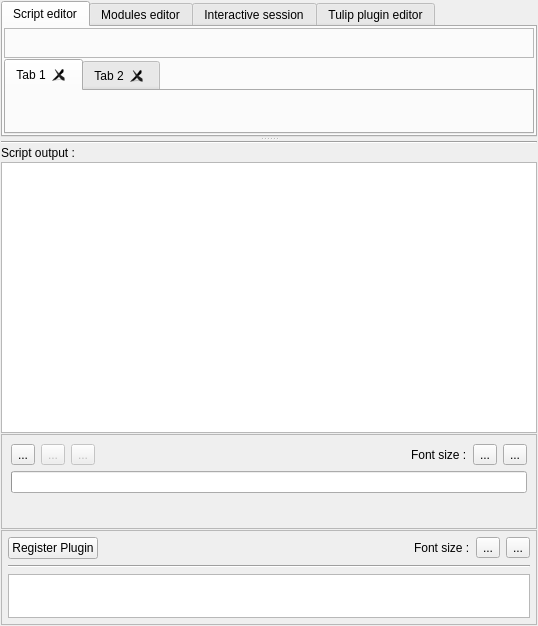
Qt form plugins/view/pythonscriptview/PythonScriptViewWidget.ui (vadivelselvaraj/TulipGLImprovement) before a commit.
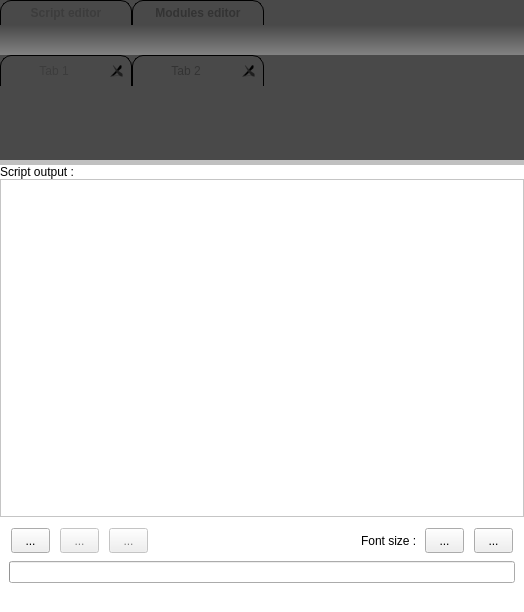
The same form after that commit. The open tabs and pages were chosen to show the change. Icons and pictures are not drawn. Custom widgets are drawn as their Qt base class.

Commit message: - important update related to Python features :    * Python is now required to build Tulip    * upgrade SIP to version 4.14    * lot of code refactoring and reorganisation of the library/tulip-python folder    * add a new library called tulip-python containing the Python interpreter plus some Python related Qt widgets    * the Python script view uses new stylesheets for a better integration in the Tulip workspace    * integrate a Python REPL and a Python plugin IDE to the Graph Perspective

```diff
--- a/plugins/view/pythonscriptview/PythonScriptViewWidget.ui
+++ b/plugins/view/pythonscriptview/PythonScriptViewWidget.ui
@@ -1,13 +1,13 @@
 <?xml version="1.0" encoding="UTF-8"?>
 <ui version="4.0">
- <class>PythonScriptViewWidgetData</class>
- <widget class="QWidget" name="PythonScriptViewWidgetData">
+ <class>PythonScriptViewWidget</class>
+ <widget class="QWidget" name="PythonScriptViewWidget">
   <property name="geometry">
    <rect>
     <x>0</x>
     <y>0</y>
-    <width>538</width>
-    <height>626</height>
+    <width>524</width>
+    <height>612</height>
    </rect>
   </property>
   <property name="sizePolicy">
@@ -19,19 +19,121 @@
   <property name="windowTitle">
    <string>Form</string>
   </property>
+  <property name="styleSheet">
+   <string notr="true">QTabBar::tab {
+   color: #333;
+border: 1px solid #000;
+border-top-left-radius: 11px;
+border-top-right-radius: 11px;
+border-bottom: none;
+padding: 5px;
+background: qradialgradient(cx: 0.3, cy: -0.4,
+fx: 0.3, fy: -0.4,
+radius: 1.35, stop: 0 #fff, stop: 1 #888);
+min-width:120px;
+font:bold;
+}
+
+QTabBar::tab:hover {
+    background: qradialgradient(cx: 0.3, cy: -0.4,
+fx: 0.3, fy: -0.4,
+radius: 1.35, stop: 0 #fff, stop: 1 #bbb);
+}
+
+QTabBar::tab:selected {
+    background-color: qlineargradient(x1: 0, y1: 0, x2: 0, y2: 1,
+    stop: 0 #EFEFEF, stop: 1 #EEEEEE);
+    color: #3c3c3c;
+}
+
+
+
+QSplitter::handle {
+background-color: #C0C0C0;
+border-width:0px;
+}
+
+QPushButton, QComboBox, QToolButton {
+border-image: url(:/tulip/gui/ui/btn_26.png) 4;
+border-width: 4;
+padding: 0px 6px;
+font-size: 12px;
+}
+
+QPushButton::flat {
+border-image: none;
+border-width: 4;
+padding: 0px 6px;
+font-size: 12px;
+background-color: transparent;
+}
+
+QPushButton, QComboBox, QLabel, QToolButton {
+color: black;
+}
+
+QPushButton:hover, QComboBox:hover, QToolButton:hover {
+border-image: url(:/tulip/gui/ui/btn_26_hover.png) 4;
+}
+
+QPushButton:disabled, QComboBox::disabled, QToolButton::disabled {
+color:gray;
+}
+
+QPushButton:pressed, QToolButton:pressed{
+border-image: url(:/tulip/gui/ui/btn_26_pressed.png) 4;
+}
+
+QPushButton::menu-indicator{
+subcontrol-origin: margin;
+subcontrol-position: center right;
+right: 4px;
+}
+
+QPushButton, QToolButton {
+outline: none;
+margin: 2
+}
+
+QComboBox::down-arrow {
+image: url(:/tulip/gui/ui/combobox_arrow.png);
+}
+
+QComboBox:drop-down {
+subcontrol-origin: padding;
+subcontrol-position: top right;
+border-left-style: none; 
+border-top-right-radius: 1px;
+border-bottom-right-radius: 1px;
+}
+</string>
+  </property>
   <layout class="QVBoxLayout" name="verticalLayout_7">
    <property name="spacing">
-    <number>1</number>
+    <number>0</number>
    </property>
    <property name="margin">
-    <number>1</number>
+    <number>0</number>
    </property>
    <item>
     <widget class="QSplitter" name="splitter">
+     <property name="styleSheet">
+      <string notr="true">QSplitter, QFrame {
+background-color:rgba(73, 73, 73, 255);
+}
+
+</string>
+     </property>
      <property name="orientation">
       <enum>Qt::Vertical</enum>
      </property>
-     <widget class="QTabWidget" name="tabWidget">
+     <property name="opaqueResize">
+      <bool>true</bool>
+     </property>
+     <property name="handleWidth">
+      <number>5</number>
+     </property>
+     <widget class="PythonTabWidget" name="tabWidget">
       <property name="sizePolicy">
        <sizepolicy hsizetype="Preferred" vsizetype="Preferred">
         <horstretch>0</horstretch>
@@ -45,21 +147,32 @@
        </size>
       </property>
       <property name="styleSheet">
-       <string notr="true"/>
+       <string notr="true">QTabWidget::pane { /* The tab widget frame */
+     border-top: none;
+
+ }
+
+</string>
       </property>
       <property name="currentIndex">
-       <number>3</number>
+       <number>0</number>
       </property>
       <widget class="QWidget" name="tab">
+       <property name="styleSheet">
+        <string notr="true">#tab {
+     background-color:rgba(73, 73, 73, 255);
+}
+</string>
+       </property>
        <attribute name="title">
         <string>Script editor</string>
        </attribute>
        <layout class="QVBoxLayout" name="verticalLayout">
         <property name="spacing">
-         <number>1</number>
+         <number>0</number>
         </property>
         <property name="margin">
-         <number>1</number>
+         <number>0</number>
         </property>
         <item>
          <widget class="QFrame" name="mainScriptToolBarWidget">
@@ -69,6 +182,65 @@
             <height>30</height>
            </size>
           </property>
+          <property name="styleSheet">
+           <string notr="true">QFrame {
+	border-top: black;
+	border-bottom: black;
+	border-right: black;
+	border-left: black;
+	background-color: qlineargradient(spread:pad, x1:0, y1:0, x2:0, y2:1, stop:0 rgba(73, 73, 73, 255), stop:1 rgba(130, 130, 130, 255));
+}
+
+QToolButton {
+	border-image:none;
+	border-top: 1px solid rgba(0,0,0,0);
+	border-bottom: 1px solid rgba(0,0,0,0);
+	border-left: 0px solid rgba(0,0,0,0);
+	border-right: 0px solid rgba(0,0,0,0);
+	color: white;
+	font: bold 10px;
+	height:20px;
+    background-color: rgba(0,0,0,0);
+}
+
+QToolButton:hover {
+	border-image:none;
+	background-color: qlineargradient(spread:pad, x1:0, y1:0, x2:1, y2:0, 
+    stop:0 rgba(93, 93, 93, 255), 
+    stop:1 rgba(150, 150, 150, 255));
+	border-top: 1px solid qlineargradient(x1: 0, y1: 0, x2: 1, y2: 0,
+	stop: 0.0 rgba(0,0,0,0),
+	stop: 0.4 rgba(170,170,170,255),
+	stop: 0.5 rgba(170,170,170,255),
+	stop: 1.0 rgba(0,0,0,0));
+	border-bottom: 1px solid qlineargradient(x1: 0, y1: 0, x2: 1, y2: 0,
+	stop: 0.0 rgba(0,0,0,0),
+	stop: 0.4 rgba(170,170,170,255),
+	stop: 0.5 rgba(170,170,170,255),
+	stop: 1.0 rgba(0,0,0,0));
+}
+
+QToolButton:checked, QToolButton:checked:pressed, QToolButton:pressed {
+	border-image:none;
+	color: black;
+    background-color: qlineargradient(spread:pad, x1:0, y1:0, x2:1, y2:0, 
+    stop:0 rgba(198, 198, 198, 255), 
+    stop:1 rgba(255, 255, 255, 255));
+	border-top: 1px solid rgba(70,70,70);
+	border-bottom: 1px solid rgba(70,70,70);
+}
+
+QPushButton::pressed {
+	border-image:none;
+	background-color: qlineargradient(spread:pad, x1:0, y1:0, x2:1, y2:0, stop:0 rgba(53, 53, 53, 255), stop:1 rgba(120, 120, 120, 255));
+	border-top: 1px solid rgba(70,70,70);
+	border-bottom: 1px solid rgba(70,70,70);
+}
+
+QToolButton:pressed {
+	border-image:none;
+}</string>
+          </property>
           <property name="frameShape">
            <enum>QFrame::StyledPanel</enum>
           </property>
@@ -78,7 +250,19 @@
          </widget>
         </item>
         <item>
-         <widget class="QTabWidget" name="mainScriptsTabWidget">
+         <widget class="tlp::PythonEditorsTabWidget" name="mainScriptsTabWidget">
+          <property name="styleSheet">
+           <string notr="true">QTabBar::tab {
+font:normal;
+}
+
+QTabWidget::pane { /* The tab widget frame */
+     border-top: none;
+ }
+
+
+</string>
+          </property>
           <property name="tabsClosable">
            <bool>true</bool>
           </property>
@@ -100,15 +284,20 @@
        </layout>
       </widget>
       <widget class="QWidget" name="tab_2">
+       <property name="styleSheet">
+        <string notr="true">#tab_2 { /* The tab widget frame */
+     background-color:rgba(73, 73, 73, 255);
+}</string>
+       </property>
        <attribute name="title">
         <string>Modules editor</string>
        </attribute>
        <layout class="QVBoxLayout" name="verticalLayout_4">
         <property name="spacing">
-         <number>1</number>
+         <number>0</number>
         </property>
         <property name="margin">
-         <number>1</number>
+         <number>0</number>
         </property>
         <item>
          <widget class="QFrame" name="modulesToolBarWidget">
@@ -118,6 +307,65 @@
             <height>30</height>
            </size>
           </property>
+          <property name="styleSheet">
+           <string notr="true">QFrame {
+	border-top: black;
+	border-bottom: black;
+	border-right: black;
+	border-left: black;
+	background-color: qlineargradient(spread:pad, x1:0, y1:0, x2:0, y2:1, stop:0 rgba(73, 73, 73, 255), stop:1 rgba(130, 130, 130, 255));
+}
+
+QToolButton {
+	border-image:none;
+	border-top: 1px solid rgba(0,0,0,0);
+	border-bottom: 1px solid rgba(0,0,0,0);
+	border-left: 0px solid rgba(0,0,0,0);
+	border-right: 0px solid rgba(0,0,0,0);
+	color: white;
+	font: bold 10px;
+	height:20px;
+    background-color: rgba(0,0,0,0);
+}
+
+QToolButton:hover {
+	border-image:none;
+	background-color: qlineargradient(spread:pad, x1:0, y1:0, x2:1, y2:0, 
+    stop:0 rgba(93, 93, 93, 255), 
+    stop:1 rgba(150, 150, 150, 255));
+	border-top: 1px solid qlineargradient(x1: 0, y1: 0, x2: 1, y2: 0,
+	stop: 0.0 rgba(0,0,0,0),
+	stop: 0.4 rgba(170,170,170,255),
+	stop: 0.5 rgba(170,170,170,255),
+	stop: 1.0 rgba(0,0,0,0));
+	border-bottom: 1px solid qlineargradient(x1: 0, y1: 0, x2: 1, y2: 0,
+	stop: 0.0 rgba(0,0,0,0),
+	stop: 0.4 rgba(170,170,170,255),
+	stop: 0.5 rgba(170,170,170,255),
+	stop: 1.0 rgba(0,0,0,0));
+}
+
+QToolButton:checked, QToolButton:checked:pressed, QToolButton:pressed {
+	border-image:none;
+	color: black;
+    background-color: qlineargradient(spread:pad, x1:0, y1:0, x2:1, y2:0, 
+    stop:0 rgba(198, 198, 198, 255), 
+    stop:1 rgba(255, 255, 255, 255));
+	border-top: 1px solid rgba(70,70,70);
+	border-bottom: 1px solid rgba(70,70,70);
+}
+
+QPushButton::pressed {
+	border-image:none;
+	background-color: qlineargradient(spread:pad, x1:0, y1:0, x2:1, y2:0, stop:0 rgba(53, 53, 53, 255), stop:1 rgba(120, 120, 120, 255));
+	border-top: 1px solid rgba(70,70,70);
+	border-bottom: 1px solid rgba(70,70,70);
+}
+
+QToolButton:pressed {
+	border-image:none;
+}</string>
+          </property>
           <property name="frameShape">
            <enum>QFrame::StyledPanel</enum>
           </property>
@@ -127,7 +375,16 @@
          </widget>
         </item>
         <item>
-         <widget class="QTabWidget" name="modulesTabWidget">
+         <widget class="tlp::PythonEditorsTabWidget" name="modulesTabWidget">
+          <property name="styleSheet">
+           <string notr="true">QTabWidget::pane { /* The tab widget frame */
+     border-top: none;
+ }
+
+QTabBar::tab {
+font:normal;
+}</string>
+          </property>
           <property name="currentIndex">
            <number>0</number>
           </property>
@@ -151,93 +408,21 @@
         </item>
        </layout>
       </widget>
-      <widget class="QWidget" name="tab_7">
-       <attribute name="title">
-        <string>Interactive session</string>
-       </attribute>
-       <layout class="QVBoxLayout" name="verticalLayout_5">
-        <property name="spacing">
-         <number>1</number>
-        </property>
-        <property name="margin">
-         <number>1</number>
-        </property>
-        <item>
-         <widget class="PythonShellWidget" name="pythonShellWidget" native="true"/>
-        </item>
-       </layout>
-      </widget>
-      <widget class="QWidget" name="tab_8">
-       <property name="enabled">
-        <bool>true</bool>
-       </property>
-       <attribute name="title">
-        <string>Tulip plugin editor</string>
-       </attribute>
-       <layout class="QVBoxLayout" name="verticalLayout_8">
-        <property name="spacing">
-         <number>1</number>
-        </property>
-        <property name="margin">
-         <number>1</number>
-        </property>
-        <item>
-         <widget class="QFrame" name="pluginsToolBarWidget">
-          <property name="minimumSize">
-           <size>
-            <width>0</width>
-            <height>30</height>
-           </size>
-          </property>
-          <property name="frameShape">
-           <enum>QFrame::StyledPanel</enum>
-          </property>
-          <property name="frameShadow">
-           <enum>QFrame::Raised</enum>
-          </property>
-          <zorder>pluginsTabWidget</zorder>
-         </widget>
-        </item>
-        <item>
-         <widget class="QTabWidget" name="pluginsTabWidget">
-          <property name="currentIndex">
-           <number>0</number>
-          </property>
-          <property name="tabsClosable">
-           <bool>true</bool>
-          </property>
-          <property name="movable">
-           <bool>true</bool>
-          </property>
-          <widget class="QWidget" name="tab_9">
-           <attribute name="title">
-            <string>Tab 1</string>
-           </attribute>
-          </widget>
-          <widget class="QWidget" name="tab_10">
-           <attribute name="title">
-            <string>Tab 2</string>
-           </attribute>
-          </widget>
-         </widget>
-        </item>
-       </layout>
-      </widget>
      </widget>
      <widget class="QWidget" name="layoutWidget">
       <layout class="QVBoxLayout" name="verticalLayout_2">
        <property name="spacing">
-        <number>2</number>
+        <number>0</number>
        </property>
-       <item>
-        <widget class="Line" name="line">
-         <property name="orientation">
-          <enum>Qt::Horizontal</enum>
-         </property>
-        </widget>
-       </item>
        <item>
         <widget class="QLabel" name="label">
+         <property name="styleSheet">
+          <string notr="true">background-color:white;
+</string>
+         </property>
+         <property name="lineWidth">
+          <number>1</number>
+         </property>
          <property name="text">
           <string>Script output :</string>
          </property>
@@ -245,6 +430,11 @@
        </item>
        <item>
         <widget class="QTextBrowser" name="consoleOutputWidget">
+         <property name="styleSheet">
+          <string notr="true">QFrame {
+background-color: white;
+}</string>
+         </property>
          <property name="openLinks">
           <bool>false</bool>
          </property>
@@ -268,8 +458,13 @@
        <height>95</height>
       </size>
      </property>
+     <property name="styleSheet">
+      <string notr="true">QFrame {
+background-color: white;
+}</string>
+     </property>
      <property name="frameShape">
-      <enum>QFrame::StyledPanel</enum>
+      <enum>QFrame::NoFrame</enum>
      </property>
      <property name="frameShadow">
       <enum>QFrame::Raised</enum>
@@ -398,114 +593,19 @@
      </layout>
     </widget>
    </item>
-   <item>
-    <widget class="QFrame" name="pluginControlFrame">
-     <property name="enabled">
-      <bool>true</bool>
-     </property>
-     <property name="minimumSize">
-      <size>
-       <width>0</width>
-       <height>95</height>
-      </size>
-     </property>
-     <property name="maximumSize">
-      <size>
-       <width>16777215</width>
-       <height>95</height>
-      </size>
-     </property>
-     <property name="frameShape">
-      <enum>QFrame::StyledPanel</enum>
-     </property>
-     <property name="frameShadow">
-      <enum>QFrame::Raised</enum>
-     </property>
-     <layout class="QVBoxLayout" name="verticalLayout_6">
-      <property name="margin">
-       <number>6</number>
-      </property>
-      <item>
-       <layout class="QHBoxLayout" name="horizontalLayout">
-        <item>
-         <widget class="QPushButton" name="registerPluginButton">
-          <property name="text">
-           <string>Register Plugin</string>
-          </property>
-         </widget>
-        </item>
-        <item>
-         <widget class="QLabel" name="pluginStatusLabel">
-          <property name="sizePolicy">
-           <sizepolicy hsizetype="Expanding" vsizetype="Preferred">
-            <horstretch>0</horstretch>
-            <verstretch>0</verstretch>
-           </sizepolicy>
-          </property>
-          <property name="text">
-           <string/>
-          </property>
-         </widget>
-        </item>
-        <item>
-         <widget class="QLabel" name="label_3">
-          <property name="text">
-           <string>Font size :</string>
-          </property>
-         </widget>
-        </item>
-        <item>
-         <widget class="QToolButton" name="decreaseFontSizeButton2">
-          <property name="text">
-           <string>...</string>
-          </property>
-          <property name="icon">
-           <iconset>
-            <normaloff>:/icons/round_minus.png</normaloff>:/icons/round_minus.png</iconset>
-          </property>
-         </widget>
-        </item>
-        <item>
-         <widget class="QToolButton" name="increaseFontSizeButton2">
-          <property name="text">
-           <string>...</string>
-          </property>
-          <property name="icon">
-           <iconset>
-            <normaloff>:/icons/round_plus.png</normaloff>:/icons/round_plus.png</iconset>
-          </property>
-         </widget>
-        </item>
-       </layout>
-      </item>
-      <item>
-       <widget class="Line" name="line_2">
-        <property name="orientation">
-         <enum>Qt::Horizontal</enum>
-        </property>
-       </widget>
-      </item>
-      <item>
-       <layout class="QHBoxLayout" name="horizontalLayout_3">
-        <item>
-         <widget class="QPlainTextEdit" name="pluginsInfosWidget">
-          <property name="readOnly">
-           <bool>true</bool>
-          </property>
-         </widget>
-        </item>
-       </layout>
-      </item>
-     </layout>
-    </widget>
-   </item>
   </layout>
  </widget>
  <customwidgets>
   <customwidget>
-   <class>PythonShellWidget</class>
-   <extends>QWidget</extends>
-   <header>PythonShellWidget.h</header>
+   <class>PythonTabWidget</class>
+   <extends>QTabWidget</extends>
+   <header location="global">tulip/PythonTabWidget.h</header>
+   <container>1</container>
+  </customwidget>
+  <customwidget>
+   <class>tlp::PythonEditorsTabWidget</class>
+   <extends>QTabWidget</extends>
+   <header location="global">tulip/PythonEditorsTabWidget.h</header>
    <container>1</container>
   </customwidget>
  </customwidgets>
```
The commit also changes 429 other files.
